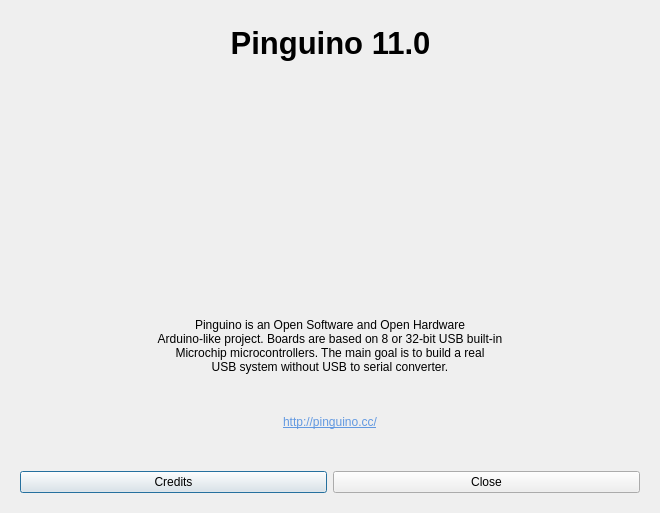
Above: qtgui/frames/about.ui from PinguinoIDE/pinguino-ide before the change. Below: the same form after it.
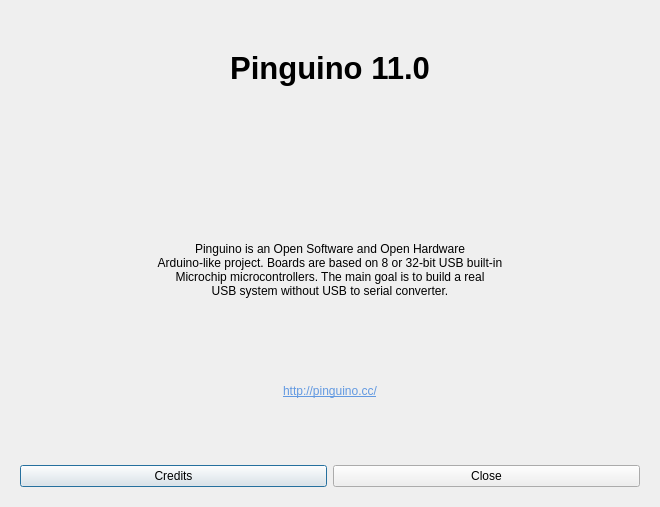
That is the form after the change. The open tabs and pages were chosen to show the change. Icons and pictures are not drawn.

```diff
--- a/qtgui/frames/about.ui
+++ b/qtgui/frames/about.ui
@@ -7,7 +7,7 @@
     <x>0</x>
     <y>0</y>
     <width>656</width>
-    <height>513</height>
+    <height>507</height>
    </rect>
   </property>
   <property name="windowTitle">
@@ -17,7 +17,7 @@
    <item row="0" column="0">
     <widget class="QStackedWidget" name="stackedWidget">
      <property name="currentIndex">
-      <number>1</number>
+      <number>0</number>
      </property>
      <widget class="QWidget" name="page">
       <layout class="QGridLayout" name="gridLayout">
@@ -28,6 +28,22 @@
          </property>
         </widget>
        </item>
+       <item row="5" column="0" colspan="3">
+        <spacer name="verticalSpacer">
+         <property name="orientation">
+          <enum>Qt::Vertical</enum>
+         </property>
+         <property name="sizeType">
+          <enum>QSizePolicy::Fixed</enum>
+         </property>
+         <property name="sizeHint" stdset="0">
+          <size>
+           <width>620</width>
+           <height>20</height>
+          </size>
+         </property>
+        </spacer>
+       </item>
        <item row="3" column="0" colspan="3">
         <spacer name="verticalSpacer_2">
          <property name="orientation">
@@ -62,61 +78,22 @@
          </item>
         </layout>
        </item>
-       <item row="0" column="1">
-        <widget class="QLabel" name="label_name">
-         <property name="font">
-          <font>
-           <pointsize>23</pointsize>
-           <weight>75</weight>
-           <bold>true</bold>
-          </font>
-         </property>
-         <property name="text">
-          <string notr="true">Pinguino 11.0</string>
-         </property>
-         <property name="alignment">
-          <set>Qt::AlignCenter</set>
-         </property>
-        </widget>
-       </item>
-       <item row="5" column="0" colspan="3">
-        <spacer name="verticalSpacer">
-         <property name="orientation">
-          <enum>Qt::Vertical</enum>
-         </property>
-         <property name="sizeType">
-          <enum>QSizePolicy::Fixed</enum>
-         </property>
-         <property name="sizeHint" stdset="0">
-          <size>
-           <width>620</width>
-           <height>20</height>
-          </size>
-         </property>
-        </spacer>
-       </item>
        <item row="1" column="1">
         <widget class="QLabel" name="label">
          <property name="minimumSize">
           <size>
-           <width>241</width>
-           <height>241</height>
+           <width>256</width>
+           <height>0</height>
           </size>
          </property>
          <property name="maximumSize">
           <size>
-           <width>241</width>
-           <height>241</height>
+           <width>256</width>
+           <height>16777215</height>
           </size>
          </property>
-         <property name="text">
-          <string/>
-         </property>
          <property name="pixmap">
-          <pixmap resource="../resources/resources.qrc">:/logo/art/pinguino11.svg</pixmap>
-         </property>
-         <property name="scaledContents">
-          <bool>true</bool>
+          <pixmap resource="../resources/resources.qrc">:/logo/art/pinguino11.png</pixmap>
          </property>
          <property name="alignment">
           <set>Qt::AlignCenter</set>
@@ -136,6 +113,49 @@
          </property>
         </widget>
        </item>
+       <item row="1" column="2">
+        <spacer name="horizontalSpacer_2">
+         <property name="orientation">
+          <enum>Qt::Horizontal</enum>
+         </property>
+         <property name="sizeHint" stdset="0">
+          <size>
+           <width>40</width>
+           <height>20</height>
+          </size>
+         </property>
+        </spacer>
+       </item>
+       <item row="1" column="0">
+        <spacer name="horizontalSpacer">
+         <property name="orientation">
+          <enum>Qt::Horizontal</enum>
+         </property>
+         <property name="sizeHint" stdset="0">
+          <size>
+           <width>40</width>
+           <height>20</height>
+          </size>
+         </property>
+        </spacer>
+       </item>
+       <item row="0" column="0" colspan="3">
+        <widget class="QLabel" name="label_name">
+         <property name="font">
+          <font>
+           <pointsize>23</pointsize>
+           <weight>75</weight>
+           <bold>true</bold>
+          </font>
+         </property>
+         <property name="text">
+          <string notr="true">Pinguino 11.0</string>
+         </property>
+         <property name="alignment">
+          <set>Qt::AlignCenter</set>
+         </property>
+        </widget>
+       </item>
       </layout>
      </widget>
      <widget class="QWidget" name="page_2">
```
Left out of the diff: 1 changed line with no effect on the pictures.
